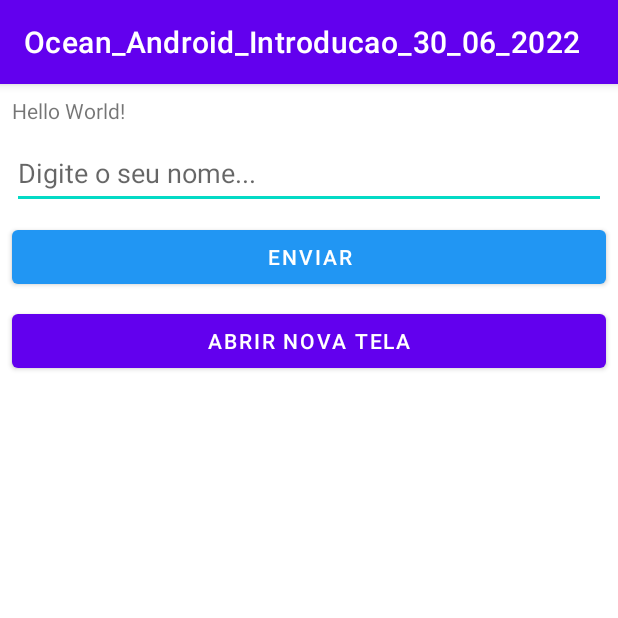
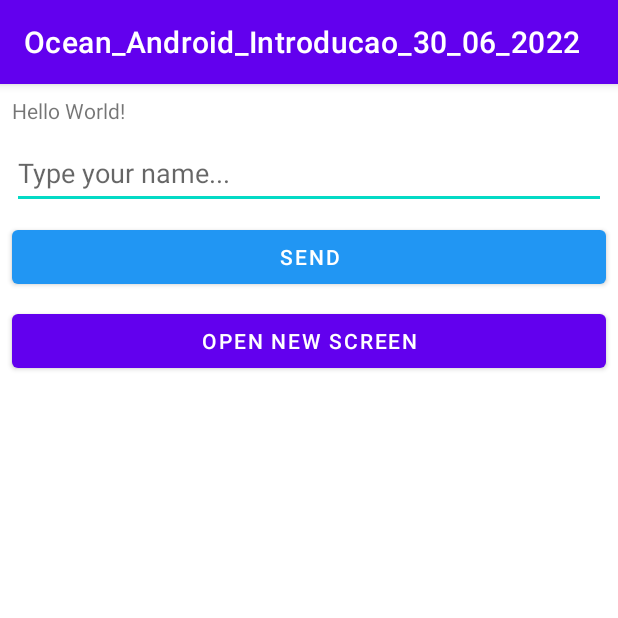
Before and after one commit to paulosalvatore/Ocean_Android_Introducao_30_06_2022, an Android app: the screen it shows after launch (MainActivity), on a phone screen of 412 x 824 dp, the top half of it. Run offline under Robolectric (Android 15) with nearby library versions, the phone set to English and light mode, and no system bars.

Commit message:
Extração dos textos para arquivo `strings.xml`

```diff
--- a/app/src/main/java/com/oceanbrasil/ocean_android_introducao_30_06_2022/MainActivity.kt
+++ b/app/src/main/java/com/oceanbrasil/ocean_android_introducao_30_06_2022/MainActivity.kt
@@ -32,7 +32,7 @@ class MainActivity : AppCompatActivity() {
             val nomeDigitado = etNome.text
 
             if (nomeDigitado.isBlank()) {
-                etNome.error = "Digite um nome válido!"
+                etNome.error = getString(R.string.type_a_valid_name)
             } else {
                 tvResultado.text = nomeDigitado
             }
--- a/app/src/main/res/layout/activity_main.xml
+++ b/app/src/main/res/layout/activity_main.xml
@@ -13,7 +13,7 @@
         android:layout_marginLeft="8dp"
         android:layout_marginTop="8dp"
         android:layout_marginRight="8dp"
-        android:text="Hello World!"
+        android:text="@string/hello_world"
         app:layout_constraintLeft_toLeftOf="parent"
         app:layout_constraintRight_toRightOf="parent"
         app:layout_constraintTop_toTopOf="parent" />
@@ -27,7 +27,7 @@
         android:layout_marginTop="8dp"
         android:layout_marginEnd="8dp"
         android:layout_marginRight="8dp"
-        android:text="Enviar"
+        android:text="@string/send"
         app:backgroundTint="#2196F3"
         app:layout_constraintEnd_toEndOf="parent"
         app:layout_constraintStart_toStartOf="parent"
@@ -42,8 +42,9 @@
         android:layout_marginTop="8dp"
         android:layout_marginEnd="8dp"
         android:layout_marginRight="8dp"
+        android:autofillHints="name"
         android:ems="10"
-        android:hint="Digite o seu nome..."
+        android:hint="@string/type_your_name"
         android:inputType="textPersonName"
         android:minHeight="48dp"
         app:layout_constraintEnd_toEndOf="parent"
@@ -59,7 +60,7 @@
         android:layout_marginTop="8dp"
         android:layout_marginEnd="8dp"
         android:layout_marginRight="8dp"
-        android:text="Abrir Nova Tela"
+        android:text="@string/open_new_screen"
         app:layout_constraintEnd_toEndOf="parent"
         app:layout_constraintStart_toStartOf="parent"
         app:layout_constraintTop_toBottomOf="@+id/btEnviar" />
--- a/app/src/main/res/layout/activity_resultado.xml
+++ b/app/src/main/res/layout/activity_resultado.xml
@@ -16,10 +16,10 @@
         android:layout_marginEnd="8dp"
         android:layout_marginRight="8dp"
         android:gravity="center"
-        android:text="O resultado aparecerá aqui"
         app:layout_constraintEnd_toEndOf="parent"
         app:layout_constraintStart_toStartOf="parent"
-        app:layout_constraintTop_toTopOf="parent" />
+        app:layout_constraintTop_toTopOf="parent"
+        tools:text="O resultado aparecerá aqui" />
 
     <Button
         android:id="@+id/btVoltar"
@@ -30,7 +30,7 @@
         android:layout_marginTop="8dp"
         android:layout_marginEnd="8dp"
         android:layout_marginRight="8dp"
-        android:text="Voltar"
+        android:text="@string/back"
         app:layout_constraintEnd_toEndOf="parent"
         app:layout_constraintStart_toStartOf="parent"
         app:layout_constraintTop_toBottomOf="@+id/tvResultado" />
--- a/app/src/main/res/values/strings.xml
+++ b/app/src/main/res/values/strings.xml
@@ -1,3 +1,9 @@
 <resources>
     <string name="app_name">Ocean_Android_Introducao_30_06_2022</string>
+    <string name="hello_world">Hello World!</string>
+    <string name="send">Send</string>
+    <string name="type_your_name">Type your name...</string>
+    <string name="open_new_screen">Open New Screen</string>
+    <string name="back">Back</string>
+    <string name="type_a_valid_name">Type a valid name!</string>
 </resources>
```
